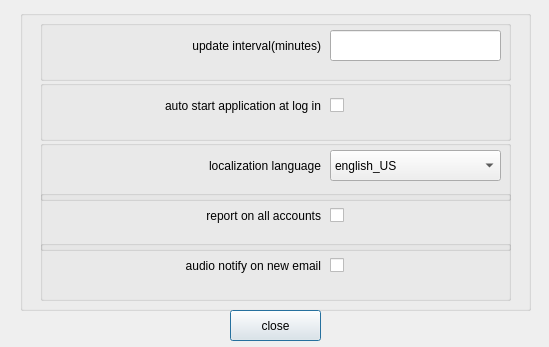
Qt form configurationoptionsdialog.ui (mhogomchungu/qCheckGMail) before a commit.
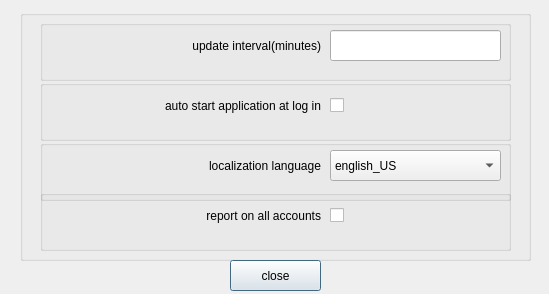
The same form after that commit.

Commit message: use KDE infrastructure to play an audio notification

```diff
--- a/configurationoptionsdialog.ui
+++ b/configurationoptionsdialog.ui
@@ -7,7 +7,7 @@
     <x>0</x>
     <y>0</y>
     <width>549</width>
-    <height>347</height>
+    <height>294</height>
    </rect>
   </property>
   <property name="windowTitle">
@@ -19,7 +19,7 @@
      <x>20</x>
      <y>10</y>
      <width>511</width>
-     <height>301</height>
+     <height>251</height>
     </rect>
    </property>
    <property name="title">
@@ -192,54 +192,12 @@
      </property>
     </widget>
    </widget>
-   <widget class="QGroupBox" name="groupBox_6">
-    <property name="geometry">
-     <rect>
-      <x>20</x>
-      <y>230</y>
-      <width>471</width>
-      <height>61</height>
-     </rect>
-    </property>
-    <property name="title">
-     <string/>
-    </property>
-    <widget class="QCheckBox" name="checkBoxAudioNotifyOnNewEmail">
-     <property name="geometry">
-      <rect>
-       <x>290</x>
-       <y>10</y>
-       <width>171</width>
-       <height>31</height>
-      </rect>
-     </property>
-     <property name="text">
-      <string/>
-     </property>
-    </widget>
-    <widget class="QLabel" name="label_5">
-     <property name="geometry">
-      <rect>
-       <x>50</x>
-       <y>5</y>
-       <width>231</width>
-       <height>41</height>
-      </rect>
-     </property>
-     <property name="text">
-      <string>audio notify on new email</string>
-     </property>
-     <property name="alignment">
-      <set>Qt::AlignRight|Qt::AlignTrailing|Qt::AlignVCenter</set>
-     </property>
-    </widget>
-   </widget>
   </widget>
   <widget class="QPushButton" name="pushButtonClose">
    <property name="geometry">
     <rect>
      <x>230</x>
-     <y>310</y>
+     <y>260</y>
      <width>91</width>
      <height>31</height>
     </rect>
```
The commit also changes 9 other files.
